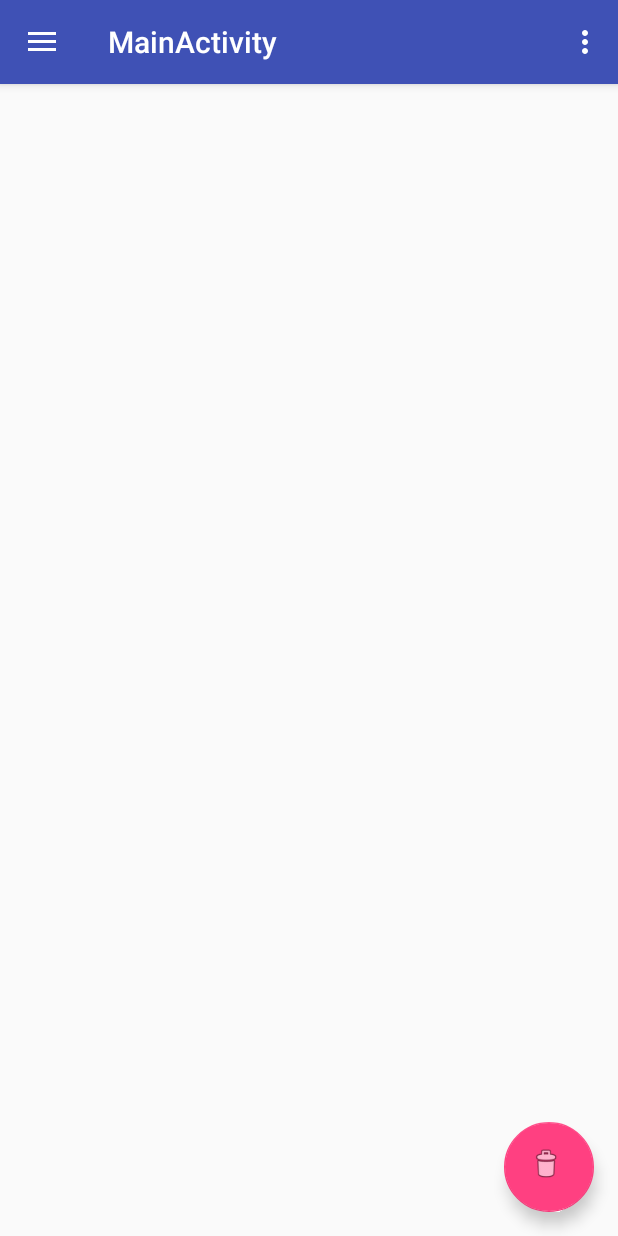
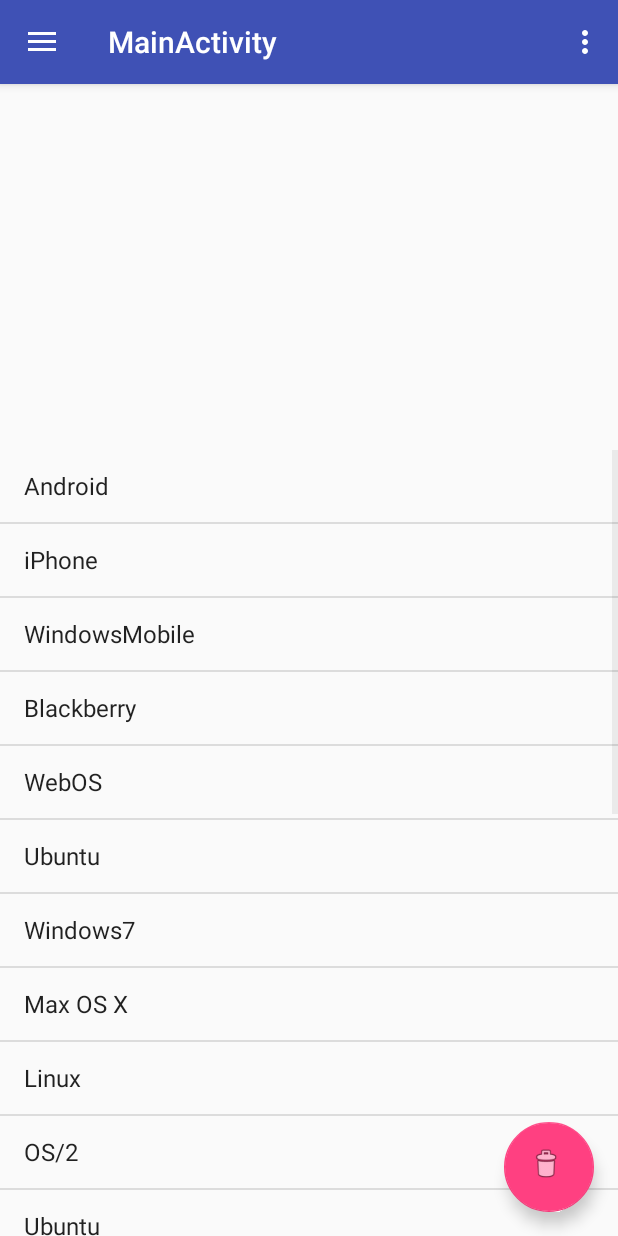
Before and after one commit to javidelrey/JoinMedia, an Android app: the MainActivity screen opened directly, with no data from a screen before it, on a phone screen of 412 x 824 dp. Run offline under Robolectric (Android 15) with nearby library versions, the phone set to English and light mode, and no system bars; 1 statement that could not run was skipped.

Commit message:
listView con margin top

```diff
--- a/app/src/main/java/es/fempa/javi/es/joinmedia/MainActivity.java
+++ b/app/src/main/java/es/fempa/javi/es/joinmedia/MainActivity.java
@@ -1,6 +1,7 @@
 package es.fempa.javi.es.joinmedia;
 
 import android.app.Activity;
+import android.content.Context;
 import android.content.DialogInterface;
 import android.content.Intent;
 import android.graphics.Bitmap;
@@ -9,6 +10,8 @@
 import android.os.Bundle;
 import android.support.design.widget.FloatingActionButton;
 import android.support.v7.app.AlertDialog;
+import android.support.v7.widget.LinearLayoutManager;
+import android.support.v7.widget.RecyclerView;
 import android.util.Log;
 import android.view.KeyEvent;
 import android.view.View;
@@ -21,14 +24,18 @@
 import android.view.Menu;
 import android.view.MenuItem;
 import android.view.ViewGroup;
+import android.widget.ArrayAdapter;
 import android.widget.GridLayout;
 import android.widget.LinearLayout;
+import android.widget.ListView;
 import android.widget.TextView;
 import android.widget.Toast;
 
 import java.io.FileNotFoundException;
 import java.io.InputStream;
 import java.util.ArrayList;
+import java.util.HashMap;
+import java.util.List;
 
 public class MainActivity extends AppCompatActivity
         implements NavigationView.OnNavigationItemSelectedListener {
@@ -48,6 +55,23 @@
         setContentView(R.layout.activity_main);
         Toolbar toolbar = (Toolbar) findViewById(R.id.toolbar);
         setSupportActionBar(toolbar);
+
+       // ListView listView = (ListView) findViewById(R.id.listView);
+
+        final ListView listview = (ListView) findViewById(R.id.listView);
+        String[] values = new String[] { "Android", "iPhone", "WindowsMobile",
+                "Blackberry", "WebOS", "Ubuntu", "Windows7", "Max OS X",
+                "Linux", "OS/2", "Ubuntu", "Windows7", "Max OS X", "Linux",
+                "OS/2", "Ubuntu", "Windows7", "Max OS X", "Linux", "OS/2",
+                "Android", "iPhone", "WindowsMobile" };
+
+        final ArrayList<String> list = new ArrayList<String>();
+        for (int i = 0; i < values.length; ++i) {
+            list.add(values[i]);
+        }
+        final StableArrayAdapter adapter = new StableArrayAdapter(this,
+                android.R.layout.simple_list_item_1, list);
+        listview.setAdapter(adapter);
 
         layout = (GridLayout) findViewById(R.id.gridLayout);
 
@@ -82,6 +106,30 @@
         NavigationView navigationView = (NavigationView) findViewById(R.id.nav_view);
         navigationView.setNavigationItemSelectedListener(this);
 
+
+    }
+    private class StableArrayAdapter extends ArrayAdapter<String> {
+
+        HashMap<String, Integer> mIdMap = new HashMap<String, Integer>();
+
+        public StableArrayAdapter(Context context, int textViewResourceId,
+                                  List<String> objects) {
+            super(context, textViewResourceId, objects);
+            for (int i = 0; i < objects.size(); ++i) {
+                mIdMap.put(objects.get(i), i);
+            }
+        }
+
+        @Override
+        public long getItemId(int position) {
+            String item = getItem(position);
+            return mIdMap.get(item);
+        }
+
+        @Override
+        public boolean hasStableIds() {
+            return true;
+        }
 
     }
 
--- a/app/src/main/res/layout/app_bar_main.xml
+++ b/app/src/main/res/layout/app_bar_main.xml
@@ -67,10 +67,20 @@
         android:layout_marginTop="75dp">
 
     </GridLayout>
+
+
     </HorizontalScrollView>
+
+    <ListView
+        android:id="@+id/listView"
+        android:layout_width="match_parent"
+        android:layout_height="match_parent"
+        android:layout_marginTop="300dp"></ListView>
 
     <include
         android:id="@+id/include"
         layout="@layout/content_main" />
 
+
+
 </android.support.design.widget.CoordinatorLayout>
```
